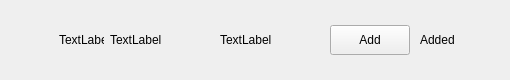
MvpBruce/MyChat, file ChatClient/ui/applyfrienditem.ui: the form before one commit.
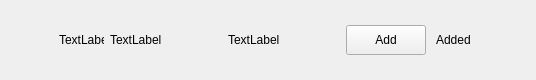
The form after the commit. Custom widgets are drawn as their Qt base class.

```diff
--- a/ChatClient/ui/applyfrienditem.ui
+++ b/ChatClient/ui/applyfrienditem.ui
@@ -6,7 +6,7 @@
    <rect>
     <x>0</x>
     <y>0</y>
-    <width>450</width>
+    <width>536</width>
     <height>80</height>
    </rect>
   </property>
@@ -151,7 +151,7 @@
           </widget>
          </item>
          <item>
-          <widget class="QPushButton" name="pushButton">
+          <widget class="StateBtn" name="addBtn">
            <property name="minimumSize">
             <size>
              <width>80</width>
@@ -173,13 +173,13 @@
           <widget class="QLabel" name="alreadyAddLabel">
            <property name="minimumSize">
             <size>
-             <width>40</width>
+             <width>50</width>
              <height>0</height>
             </size>
            </property>
            <property name="maximumSize">
             <size>
-             <width>40</width>
+             <width>50</width>
              <height>16777215</height>
             </size>
            </property>
@@ -212,6 +212,13 @@
    </item>
   </layout>
  </widget>
+ <customwidgets>
+  <customwidget>
+   <class>StateBtn</class>
+   <extends>QPushButton</extends>
+   <header location="global">buttons/statebtn.h</header>
+  </customwidget>
+ </customwidgets>
  <resources/>
  <connections/>
 </ui>
```
Left out of the diff: 4 changed lines with no effect on the pictures.
